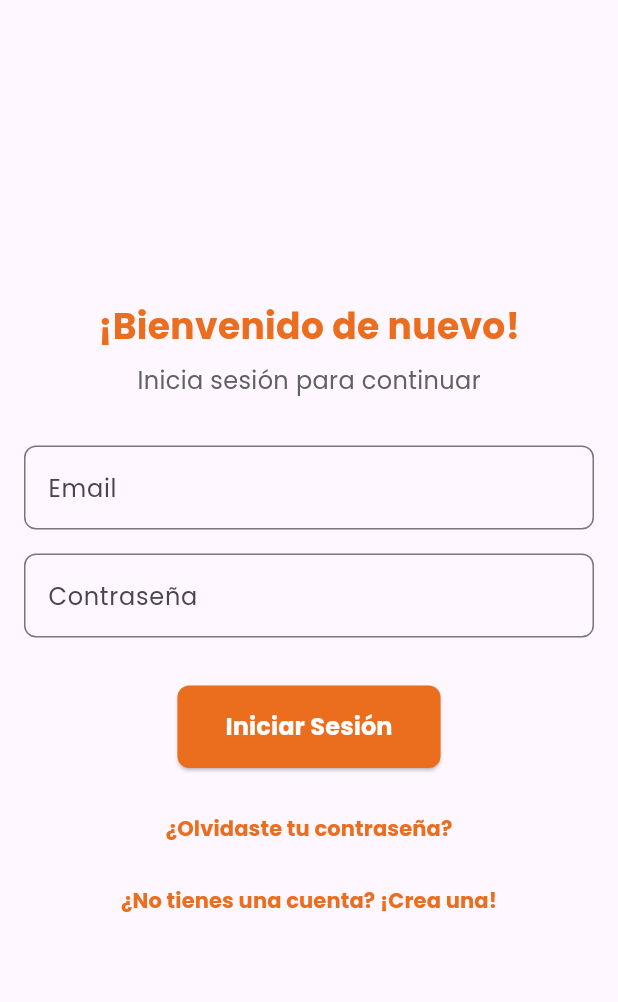
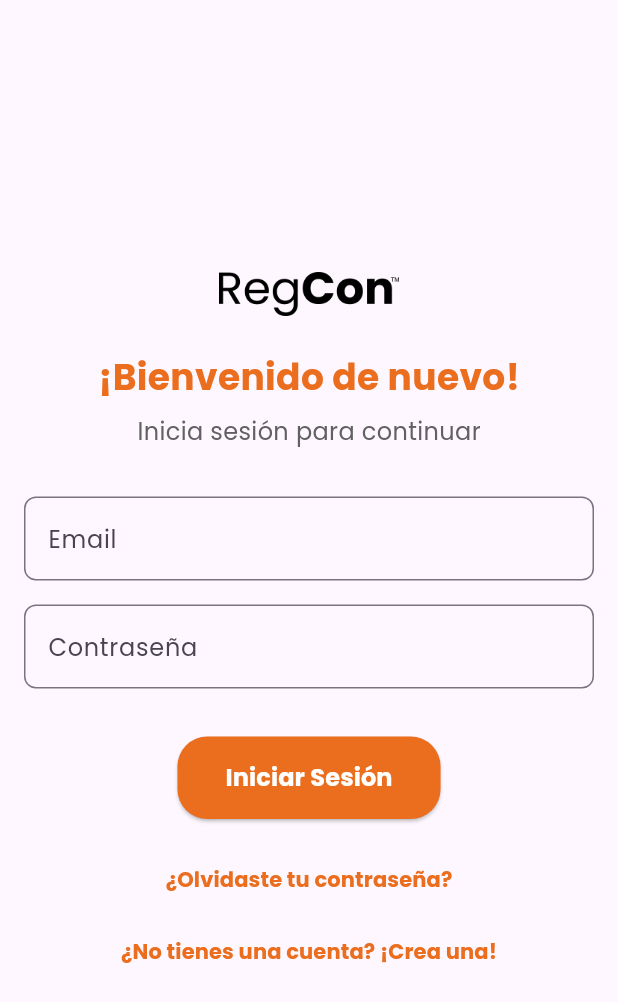
Before and after one commit to Darkyapper/regcon-tool-mobile, a Flutter app: the screen it shows after launch, on a phone screen of 412 x 824 dp. Shown: the top 1002 px of the screen. Run offline on Flutter 3.47's test engine with Material 3 defaults, Android fonts, the phone set to English and light mode, and no system bars; our stand-ins replace dio, shared_preferences.

Commit message:
Add the image to the login screen and resized some materials

```diff
--- a/src/regcon_tool_app/lib/login.dart
+++ b/src/regcon_tool_app/lib/login.dart
@@ -69,6 +69,13 @@ class _LoginScreenState extends State<LoginScreen> {
                 mainAxisAlignment: MainAxisAlignment.center,
                 crossAxisAlignment: CrossAxisAlignment.center,
                 children: [
+                  // Logo de la aplicación
+                  Image.asset(
+                    'assets/regcon-logo.png', // Ruta de la imagen
+                    height: 60, // Altura del logo
+                    width: 120, // Ancho del logo
+                  ),
+                  SizedBox(height: 8), // Espacio entre el logo y el texto
                   Text(
                     '¡Bienvenido de nuevo!',
                     style: TextStyle(
@@ -153,7 +160,7 @@ class _LoginScreenState extends State<LoginScreen> {
                             padding: EdgeInsets.symmetric(
                                 vertical: 16, horizontal: 32),
                             shape: RoundedRectangleBorder(
-                              borderRadius: BorderRadius.circular(8),
+                              borderRadius: BorderRadius.circular(20),
                             ),
                           ),
                           child: Text(
--- a/src/regcon_tool_app/lib/main.dart
+++ b/src/regcon_tool_app/lib/main.dart
@@ -23,7 +23,6 @@ class MyApp extends StatelessWidget {
         '/': (context) => SplashScreen(),
         '/home': (context) => HomeScreen(),
         '/login': (context) => LoginScreen(),
-
       },
     );
   }
--- a/src/regcon_tool_app/pubspec.yaml
+++ b/src/regcon_tool_app/pubspec.yaml
@@ -63,6 +63,7 @@ flutter:
   uses-material-design: true
   assets:
     - assets/logo.png
+    - assets/regcon-logo.png
 
   # To add assets to your application, add an assets section, like this:
   # assets:
```
Also changed, not shown: src/regcon_tool_app/assets/regcon-logo.png (added).
